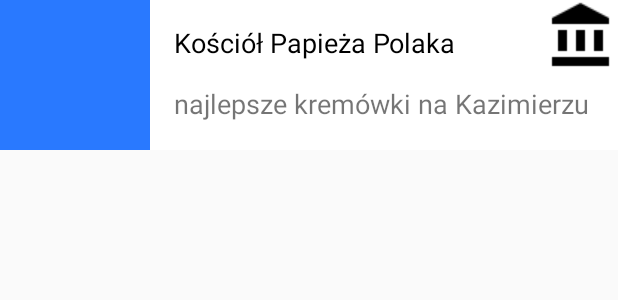
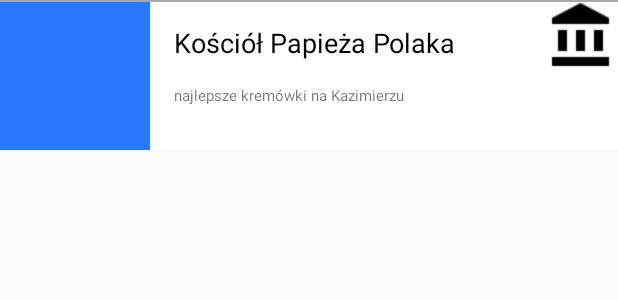
Before and after one commit to apopla/LetsPlayKrakowV1, an Android app: the layout fragment_places_item_row.xml on its own in the app's theme, with its tools: preview values and no code run, on a phone screen of 412 x 824 dp. Shown: the top 300 px of the screen. Run offline under Robolectric (Android 15) with nearby library versions, the phone set to English and light mode, and no system bars.

Commit message:
pimp my list

```diff
--- a/app/src/main/java/com/example/kitowcy/letsplaykrakow/adapters/PlacesAdapter.java
+++ b/app/src/main/java/com/example/kitowcy/letsplaykrakow/adapters/PlacesAdapter.java
@@ -86,7 +86,8 @@ public class PlacesAdapter extends RecyclerView.Adapter<PlacesAdapter.VH> {
         final Place place = dataSet.get(position);
         viewHolder.letsPlayCracow.setVisibility(place.isLetsPlayKrakow() ? View.VISIBLE : View.GONE);
         viewHolder.name.setText(place.getName());
-        viewHolder.description.setText(place.getDescription());
+        String shortDescription = place.getDescription().substring(0, Math.min(place.getDescription().length(), 100));
+        viewHolder.description.setText(shortDescription + "...");
         viewHolder.image.setImageResource(place.getImageResourceId());
         viewHolder.itemView.setOnClickListener(new View.OnClickListener() {
             @SuppressWarnings("unchecked generics")
--- a/app/src/main/res/layout/fragment_places.xml
+++ b/app/src/main/res/layout/fragment_places.xml
@@ -2,7 +2,6 @@
     xmlns:tools="http://schemas.android.com/tools"
     android:layout_width="match_parent"
     android:layout_height="match_parent"
-    android:padding="16dp"
     tools:context="com.example.kitowcy.letsplaykrakow.entities.fragments.PlacesFragment">
 
     <android.support.v7.widget.RecyclerView
--- a/app/src/main/res/layout/fragment_places_item_row.xml
+++ b/app/src/main/res/layout/fragment_places_item_row.xml
@@ -30,7 +30,8 @@
         android:layout_below="@+id/place_name"
         android:layout_toRightOf="@+id/place_image"
         android:paddingLeft="16sp"
-        android:textSize="18sp"
+        android:textSize="10sp"
+        android:layout_marginBottom="12dp"
         tools:text="najlepsze kremówki na Kazimierzu" />
 
     <ImageView
@@ -40,5 +41,10 @@
         android:src="@drawable/menu_places"
         android:layout_alignParentRight="true"
         android:layout_alignParentEnd="true" />
+    <View
+        android:layout_width="match_parent"
+        android:layout_height="1dp"
+        android:background="@android:color/darker_gray"
+        android:layout_alignTop="@+id/place_image"/>
 
 </RelativeLayout>
```
Also changed, not shown: 1 other file.
